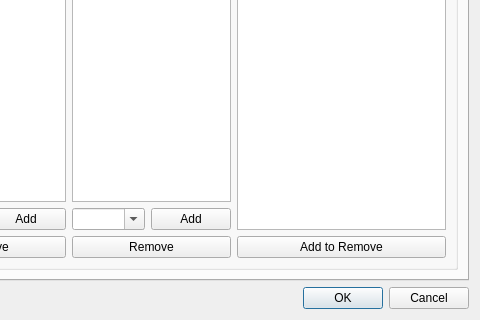
Above: src/mumble/ACLEditor.ui from mumble-voip/mumble before the change; both pictures show x 127 to 607 and y 189 to 509 of the 607 by 509 pixel window. Below: the same form after it.
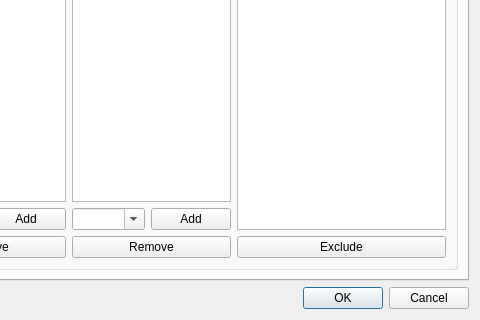
That is the form after the change. The open tabs and pages were chosen to show the change. Custom widgets are drawn as their Qt base class.

What changed in the file:
```diff
--- a/src/mumble/ACLEditor.ui
+++ b/src/mumble/ACLEditor.ui
@@ -271,7 +271,7 @@
           <item row="3" column="6">
            <widget class="QPushButton" name="qpbGroupInheritRemove">
             <property name="text">
-             <string>Add to Remove</string>
+             <string>Exclude</string>
             </property>
            </widget>
           </item>
```
